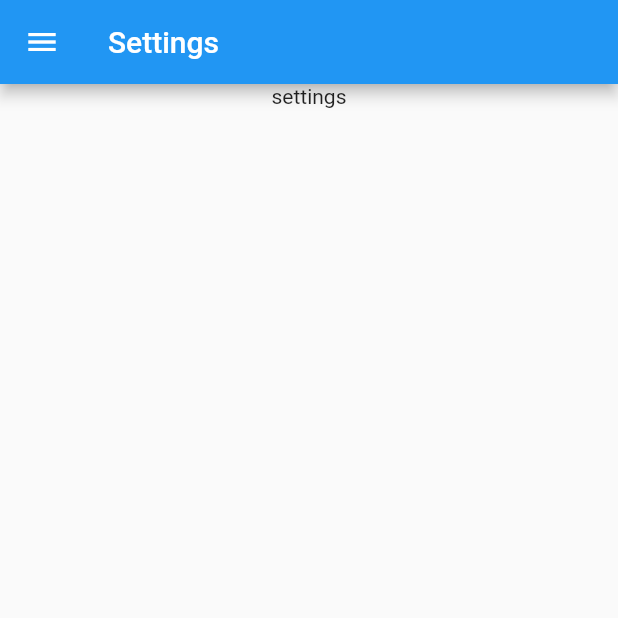
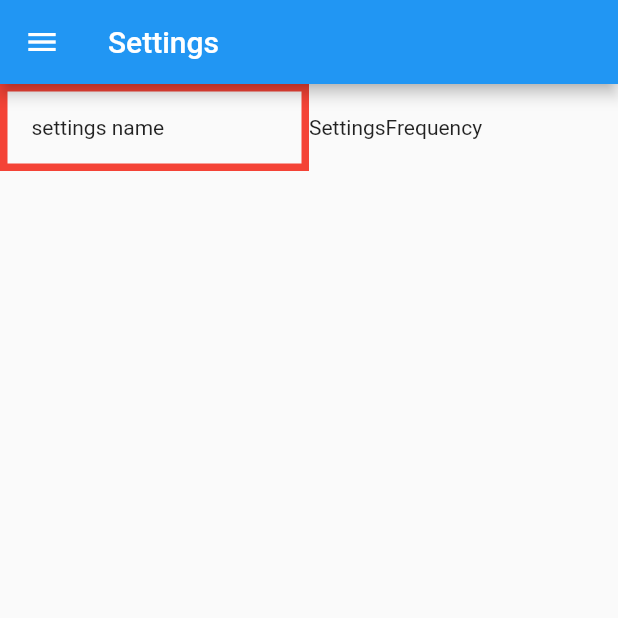
Before and after one commit to 1shaked/words_check, a Flutter app: the Settings screen opened by its route, on a phone screen of 412 x 824 dp, the top half of it. Run offline on Flutter 3.47's test engine with Material 2 defaults, Android fonts, the phone set to English and light mode, and no system bars.

Commit message:
created the settings name and reqency

```diff
--- a/lib/screens/settings.dart
+++ b/lib/screens/settings.dart
@@ -2,7 +2,8 @@ import 'package:flutter/material.dart';
 import 'package:provider/provider.dart';
 import 'package:word_me/models/test_config.dart';
 import 'package:word_me/widget/nav_drawer.dart';
-import 'package:word_me/widget/settings_word_at_test.dart';
+import 'package:word_me/widget/settings_frequency.dart';
+import 'package:word_me/widget/settings_name.dart';
 
 class Settings extends StatefulWidget {
   @override
@@ -21,10 +22,11 @@ class _SettingsState extends State<Settings> {
         drawer: NavDrawer(),
         body: Container(
           child: Row(
-            mainAxisAlignment: MainAxisAlignment.spaceAround,
+            mainAxisAlignment: MainAxisAlignment.center,
             children: [
               // here will be the name
-              Column(children: [SettingsName()]),
+              Expanded(flex: 5, child: SettingsName()),
+              Expanded(flex: 5, child: SettingsFrequency()),
             ],
           ),
         ),
--- a/lib/widget/settings_name.dart
+++ b/lib/widget/settings_name.dart
@@ -4,7 +4,14 @@ class SettingsName extends StatelessWidget {
   @override
   Widget build(BuildContext context) {
     return Container(
-      child: Text('settings'),
+      decoration: BoxDecoration(
+        border: Border.all(
+          color: Colors.red, //                   <--- border color
+          width: 5.0,
+        ),
+      ),
+      padding: EdgeInsets.all(16.0),
+      child: Text('settings name'),
     );
   }
 }
--- a/lib/widget/settings_word_at_test.dart
+++ b/lib/widget/settings_word_at_test.dart
@@ -1,6 +1,6 @@
 import 'package:flutter/material.dart';
 
-class SettingsName extends StatelessWidget {
+class SettingsWordAtDay extends StatelessWidget {
   @override
   Widget build(BuildContext context) {
     return Container(
```
